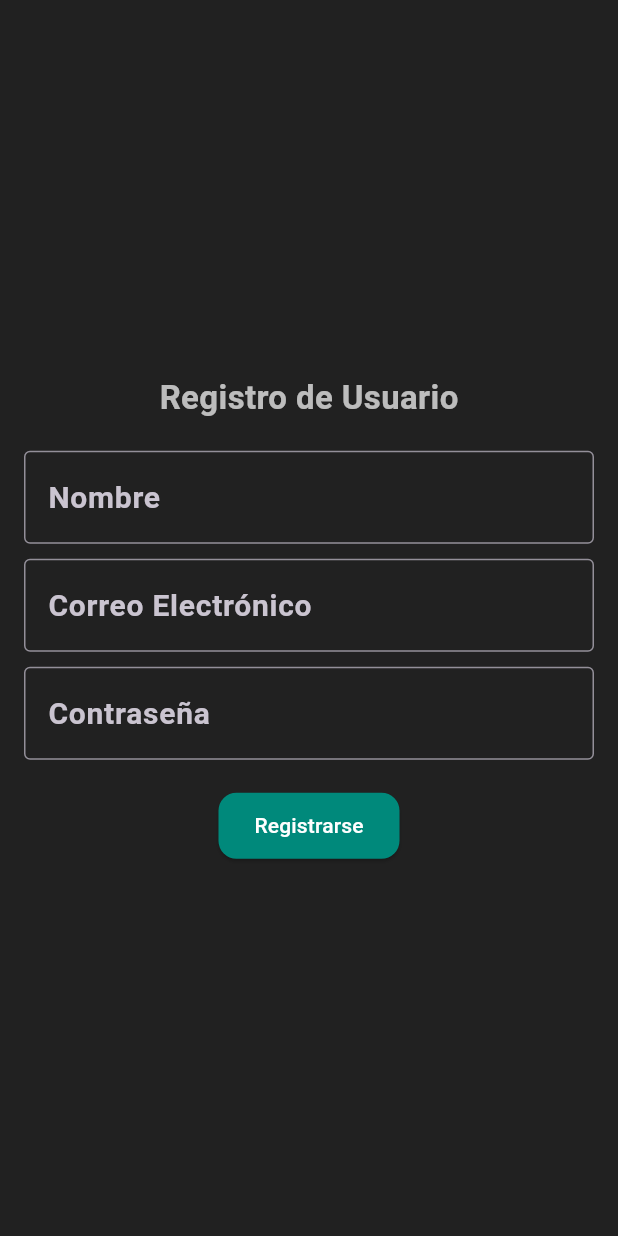
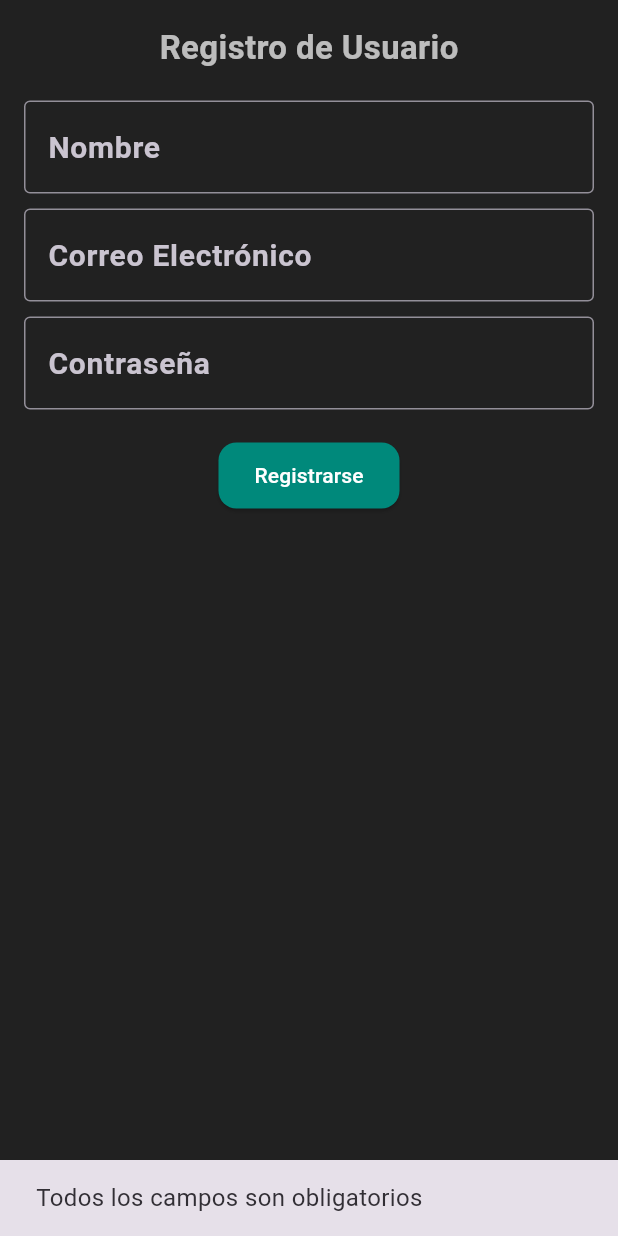
Before and after one commit to thiagarto/petVibe, a Flutter app: the ProfileScreen widget shown alone on an empty page, opened directly, after a tap on "Registrarse", on a phone screen of 412 x 824 dp. Run offline on Flutter 3.47's test engine with Material 3 defaults, Android fonts, the light colour scheme and no system bars.

Commit message:
Funciona Perfil

```diff
--- a/lib/main.dart
+++ b/lib/main.dart
@@ -1,6 +1,8 @@
 import 'package:flutter/material.dart';
 import 'dart:async'; // Importar Timer
 import 'screens/pets_screen.dart'; // Asegúrate de tener importado PetsScreen
+import 'screens/profile_screen.dart';
+
 
 void main() {
   runApp(const PetVibeApp());
@@ -125,11 +127,12 @@ class _HomeScreenState extends State<HomeScreen> {
 
   // Aquí ya no ponemos `const` en los StatefulWidgets
   static List<Widget> _widgetOptions = <Widget>[
-    const Center(child: Text('Inicio', style: TextStyle(fontSize: 18, color: Colors.white))),
-    PetsScreen(), // Aquí ya no es const
-    const Center(child: Text('Calendario', style: TextStyle(fontSize: 18, color: Colors.white))),
-    const Center(child: Text('Perfil', style: TextStyle(fontSize: 18, color: Colors.white))),
-  ];
+  const Center(child: Text('Inicio', style: TextStyle(fontSize: 18, color: Colors.white))),
+  PetsScreen(),
+  const Center(child: Text('Calendario', style: TextStyle(fontSize: 18, color: Colors.white))),
+  ProfileScreen(), // Aquí se cambia por ProfileScreen()
+];
+
 
   void _onItemTapped(int index) {
     setState(() {
--- a/lib/screens/profile_screen.dart
+++ b/lib/screens/profile_screen.dart
@@ -1,11 +1,45 @@
 import 'package:flutter/material.dart';
 
-class ProfileScreen extends StatelessWidget {
+class ProfileScreen extends StatefulWidget {
   const ProfileScreen({super.key});
 
   @override
+  _ProfileScreenState createState() => _ProfileScreenState();
+}
+
+class _ProfileScreenState extends State<ProfileScreen> {
+  final TextEditingController _nameController = TextEditingController();
+  final TextEditingController _emailController = TextEditingController();
+  final TextEditingController _passwordController = TextEditingController();
+
+  void _register() {
+    String name = _nameController.text.trim();
+    String email = _emailController.text.trim();
+    String password = _passwordController.text;
+
+    if (name.isEmpty || email.isEmpty || password.isEmpty) {
+      ScaffoldMessenger.of(context).showSnackBar(
+        const SnackBar(content: Text('Todos los campos son obligatorios')),
+      );
+      return;
+    }
+
+    if (!RegExp(r'^[\w-\.]+@([\w-]+\.)+[\w-]{2,4}$').hasMatch(email)) {
+      ScaffoldMessenger.of(context).showSnackBar(
+        const SnackBar(content: Text('Ingrese un correo válido')),
+      );
+      return;
+    }
+
+    // Aquí puedes manejar el registro (guardar en base de datos, API, etc.)
+    ScaffoldMessenger.of(context).showSnackBar(
+      SnackBar(content: Text('Registro exitoso, bienvenido $name!')),
+    );
+  }
+
+  @override
   Widget build(BuildContext context) {
-    return Padding(
+    return SingleChildScrollView(
       padding: const EdgeInsets.all(16.0),
       child: Column(
         mainAxisAlignment: MainAxisAlignment.center,
@@ -13,29 +47,33 @@ class ProfileScreen extends StatelessWidget {
           const Text('Registro de Usuario', style: TextStyle(fontSize: 22, fontWeight: FontWeight.bold)),
           const SizedBox(height: 20),
           TextField(
-            decoration: InputDecoration(
+            controller: _nameController,
+            decoration: const InputDecoration(
               labelText: 'Nombre',
               border: OutlineInputBorder(),
             ),
           ),
           const SizedBox(height: 10),
           TextField(
-            decoration: InputDecoration(
+            controller: _emailController,
+            keyboardType: TextInputType.emailAddress,
+            decoration: const InputDecoration(
               labelText: 'Correo Electrónico',
               border: OutlineInputBorder(),
             ),
           ),
           const SizedBox(height: 10),
           TextField(
+            controller: _passwordController,
             obscureText: true,
-            decoration: InputDecoration(
+            decoration: const InputDecoration(
               labelText: 'Contraseña',
               border: OutlineInputBorder(),
             ),
           ),
           const SizedBox(height: 20),
           ElevatedButton(
-            onPressed: () {},
+            onPressed: _register,
             child: const Text('Registrarse'),
           ),
         ],
```
